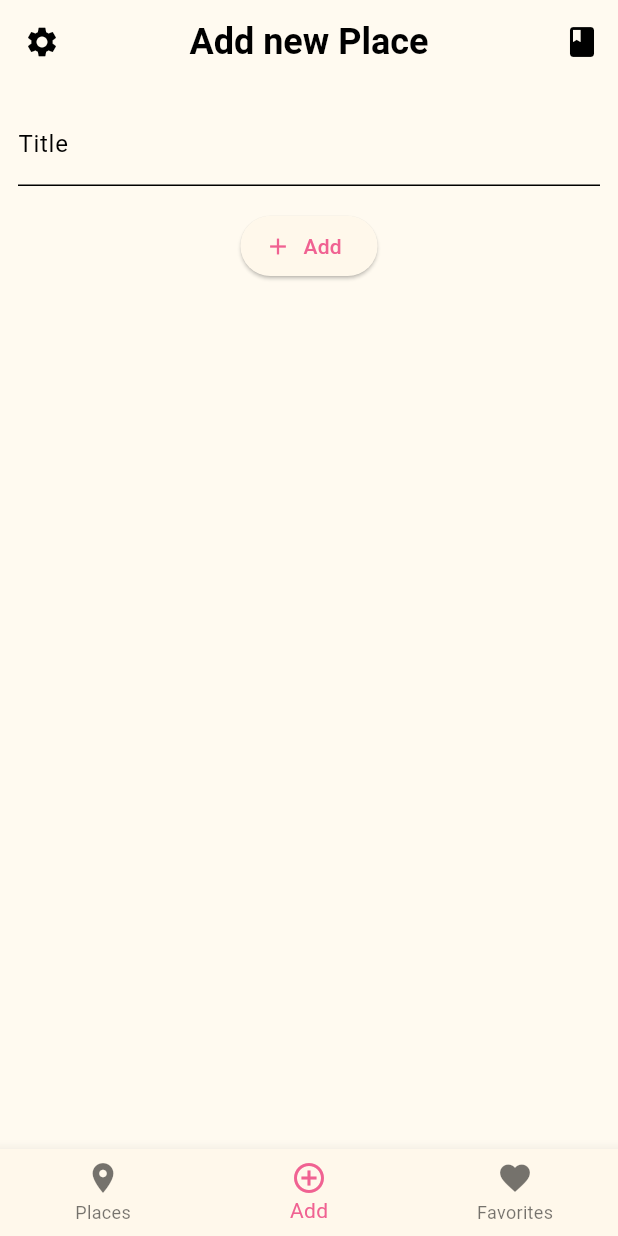
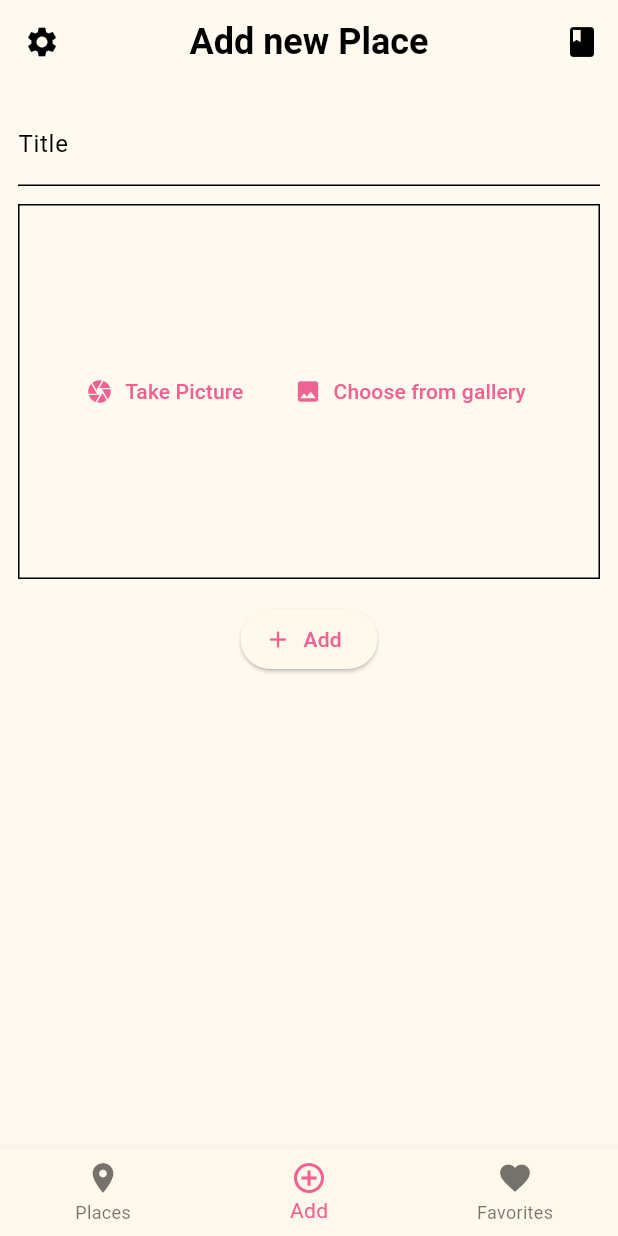
Before and after one commit to BilawalMehfooz1/emotion_lens, a Flutter app: the screen it shows after launch, item 2 of the bottom bar chosen, on a phone screen of 412 x 824 dp. Run offline on Flutter 3.47's test engine with Material 2 defaults, Android fonts, the light colour scheme and no system bars; our stand-ins replace flutter_riverpod, google_fonts, image_picker, tuple.

Commit message:
Added Functionality to take and preview image.

```diff
--- a/lib/screens/add_place_screen.dart
+++ b/lib/screens/add_place_screen.dart
@@ -1,4 +1,6 @@
 import 'package:emotion_lens/providers/add_place_provider.dart';
+import 'package:emotion_lens/providers/change_screen_provider.dart';
+import 'package:emotion_lens/widgets/image_input.dart';
 import 'package:flutter/material.dart';
 import 'package:flutter_riverpod/flutter_riverpod.dart';
 
@@ -20,6 +22,7 @@
     }
 
     ref.read(addPlacesProvider.notifier).addPlace(enteredTitle);
+    ref.read(changeScreenProvider.notifier).changeScreen(0);
   }
 
   @override
@@ -39,6 +42,8 @@
               decoration: const InputDecoration(labelText: 'Title'),
               controller: _titleController,
             ),
+            const SizedBox(height: 12),
+            const ImageInput(),
             const SizedBox(height: 16),
             ElevatedButton.icon(
               onPressed: _savePlace,
--- /dev/null
+++ b/lib/widgets/image_input.dart
@@ -0,0 +1,76 @@
+import 'dart:io';
+
+import 'package:flutter/material.dart';
+import 'package:image_picker/image_picker.dart';
+
+class ImageInput extends StatefulWidget {
+  const ImageInput({super.key});
+
+  @override
+  State<ImageInput> createState() => _ImageInputState();
+}
+
+class _ImageInputState extends State<ImageInput> {
+  File? _selectedImage;
+
+  // Taken by camera
+  void _takePicture() async {
+    final imagePicker = ImagePicker();
+    final pickedImage = await imagePicker.pickImage(
+      source: ImageSource.camera,
+      maxWidth: 600,
+    );
+    if (pickedImage == null) {
+      return;
+    }
+    setState(() {
+      _selectedImage = File(pickedImage.path);
+    });
+  }
+
+  void _fromGalleryImage() async{
+    final imagePicker = ImagePicker();
+    final pickedImage=await imagePicker.pickImage(source: ImageSource.gallery);
+  }
+
+  @override
+  Widget build(BuildContext context) {
+    Widget content = Row(
+      mainAxisAlignment: MainAxisAlignment.center,
+      children: [
+        TextButton.icon(
+          onPressed: _takePicture,
+          icon: const Icon(Icons.camera),
+          label: const Text('Take Picture'),
+        ),
+        const SizedBox(width: 6),
+        TextButton.icon(
+          onPressed: _fromGalleryImage,
+          icon: const Icon(Icons.image),
+          label: const Text('Choose from gallery'),
+        ),
+      ],
+    );
+
+    if (_selectedImage != null) {
+      content = GestureDetector(
+        onTap: _takePicture,
+        child: Image.file(
+          _selectedImage!,
+          fit: BoxFit.cover,
+          width: double.infinity,
+          height: double.infinity,
+        ),
+      );
+    }
+    return Container(
+      decoration: BoxDecoration(
+        border: Border.all(width: 1),
+      ),
+      alignment: Alignment.center,
+      height: 250,
+      width: double.infinity,
+      child: content,
+    );
+  }
+}
--- a/pubspec.yaml
+++ b/pubspec.yaml
@@ -39,6 +39,7 @@
   uuid: ^3.0.7
   flutter_riverpod: ^2.3.6
   tuple: ^2.0.2
+  image_picker: ^1.0.2
 
 dev_dependencies:
   flutter_test:
```
Also changed, not shown: pubspec.lock, 6 other files.
